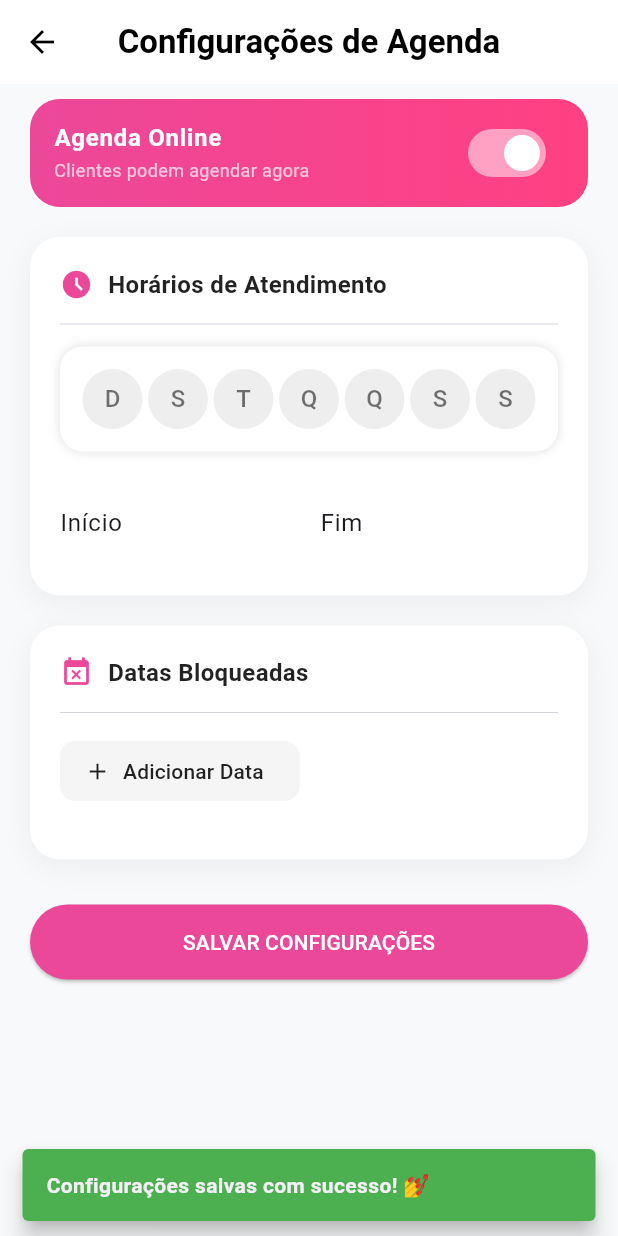
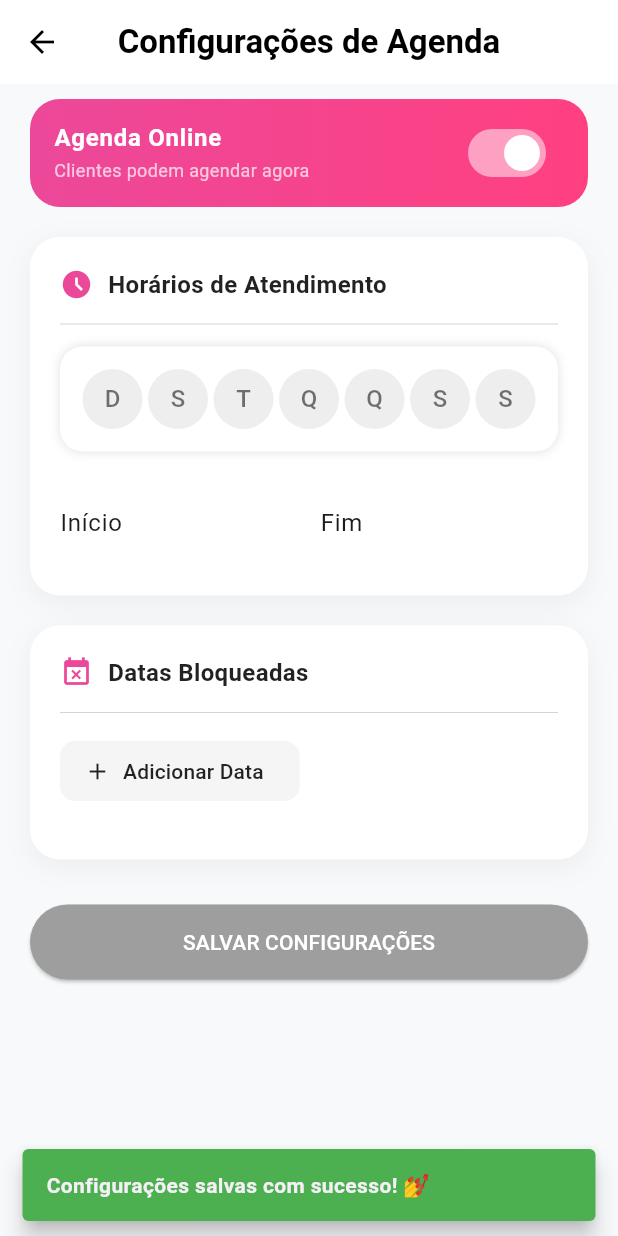
Before and after one commit to PAFONTINHAS/Projeto-Nail-Designer, a Flutter app: the ConfigPage screen opened directly, after a tap on "SALVAR CONFIGURAÇÕES", on a phone screen of 412 x 824 dp. Run offline on Flutter 3.47's test engine with Material 3 defaults, Android fonts, the phone set to English and light mode, and no system bars; our stand-ins replace cloud_firestore, cloud_functions, currency_text_input_formatter, device_info_plus, firebase_auth, firebase_core and 5 more; missing offline and left inert: firebase_app_check; accounts and stored records are empty; generated files the repository leaves out were written again.

Commit message:
página de agendamento criada e campos anexados ao controller

```diff
--- a/mobile/lib/core/dependency_injection/providers/agendamento_provider.dart
+++ b/mobile/lib/core/dependency_injection/providers/agendamento_provider.dart
@@ -6,6 +6,7 @@ import 'package:mobile/features/agendamento/domain/usecases/atualizar_status_use
 import 'package:mobile/features/agendamento/domain/usecases/get_agendamentos_from_month_usecase.dart';
 import 'package:mobile/features/agendamento/domain/usecases/listen_agendamentos_usecase.dart';
 import 'package:mobile/features/agendamento/presentation/controllers/agendamento_controller.dart';
+import 'package:mobile/features/agendamento/presentation/controllers/agendamento_fields_controller.dart';
 import  'package:provider/provider.dart';
 import 'package:provider/single_child_widget.dart';
 
@@ -21,7 +22,8 @@ class AgendamentoProvider {
   static final GetAgendamentosFromMonthUsecase getAgendamentosFromMonthUsecase = GetAgendamentosFromMonthUsecase(repository);
 
   static final List<SingleChildWidget> providers = [
-    ChangeNotifierProvider(create: (_) => AgendamentoController(listenAgendamentosUsecase, atualizarStatusUsecase, getAgendamentosFromMonthUsecase))
+    ChangeNotifierProvider(create: (_) => AgendamentoController(listenAgendamentosUsecase, atualizarStatusUsecase, getAgendamentosFromMonthUsecase)),
+    ChangeNotifierProvider(create: (_) => AgendamentoFieldsController())
   ];
 
 }
--- a/mobile/lib/features/agenda/presentation/controllers/agenda_controller.dart
+++ b/mobile/lib/features/agenda/presentation/controllers/agenda_controller.dart
@@ -14,6 +14,9 @@ class ConfiguracoesController extends ChangeNotifier{
 
   bool _isLoading = false;
   bool get isLoading => _isLoading;
+
+  Agenda? _agenda;
+  Agenda? get agenda => _agenda;
 
   String? _errorMessage;
   String? get errorMessage => _errorMessage;
@@ -33,6 +36,7 @@ class ConfiguracoesController extends ChangeNotifier{
   bool _agendaAtiva = true;
   bool get agendaAtiva => _agendaAtiva;
 
+  bool get haveAgendaChanged => verifyAgendaChanges();
 
   Future<void> fillAgenda() async{
     _selecionados = agenda?.diasTrabalho ?? [];
@@ -42,6 +46,37 @@ class ConfiguracoesController extends ChangeNotifier{
     _agendaAtiva = agenda?.agendaAtiva ?? _agendaAtiva;
 
     notifyListeners();
+  }
+
+  bool verifyAgendaChanges(){
+
+    if (agenda == null) return true;
+
+    if(_agendaAtiva != agenda!.agendaAtiva){
+      return true;
+    }
+
+    for(int i = 0; i < agenda!.diasTrabalho.length; i++){
+      if(_selecionados[i] != agenda!.diasTrabalho[i]){
+        return true;
+      }
+    }
+
+    if(_horarioInicio != agenda!.horarioInicio){
+      return true;
+    }
+
+    if(_horarioFim != agenda!.horarioFim){
+      return true;
+    }
+
+    for(int i = 0; i < agenda!.datasBloqueadas.length; i++){
+      if(_datasBloqueadas[i] != agenda!.datasBloqueadas[i]){
+        return true;
+      }
+    }
+
+    return false;
   }
 
   void orderDiasSelecionados(){
@@ -107,9 +142,6 @@ class ConfiguracoesController extends ChangeNotifier{
 
   }
 
-  Agenda? _agenda;
-  Agenda? get agenda => _agenda;
-
   Future<void> getAgenda() async{
 
     final fetchedAgenda = await _getAgendaUsecase.call();
@@ -123,7 +155,19 @@ class ConfiguracoesController extends ChangeNotifier{
 
   Future<Agenda> buildUpdatedAgenda() async{
 
-    return Agenda(diasTrabalho: _selecionados, horarioInicio: _horarioInicio, horarioFim: _horarioFim, datasBloqueadas: datasBloqueadas, agendaAtiva: agendaAtiva);
+    return Agenda(
+      diasTrabalho: _selecionados,
+      horarioInicio: _horarioInicio,
+      horarioFim: _horarioFim,
+      datasBloqueadas: datasBloqueadas,
+      agendaAtiva: agendaAtiva,
+    );
+  }
+
+  void locallyUpdateAgenda(Agenda updatedAgenda){
+
+    _agenda = updatedAgenda;
+    notifyListeners();
   }
 
   Future<void> updateAgenda(Agenda agenda, BuildContext context) async{
@@ -135,7 +179,7 @@ class ConfiguracoesController extends ChangeNotifier{
     try{
       await _updateAgendaUsecase.call(agenda);
 
-      _agenda = agenda;
+      locallyUpdateAgenda(agenda);
 
       if(context.mounted){
         _mostrarFeedback(context, "Configurações salvas com sucesso! 💅", Colors.green);
--- a/mobile/lib/features/agenda/presentation/pages/agenda_config_page.dart
+++ b/mobile/lib/features/agenda/presentation/pages/agenda_config_page.dart
@@ -78,16 +78,23 @@ Widget build(BuildContext context) {
 
           const SizedBox(height: 30),
 
-          SizedBox(
+          Selector<ConfiguracoesController, bool>(
+            selector: (_, controller)=> controller.haveAgendaChanged,
+            builder:(context, value, child) {
+
+             return SizedBox(
                 width: double.infinity,
                 child: ElevatedButton(
                   style: ElevatedButton.styleFrom(
-                backgroundColor: const Color(0xFFEC489A),
+                    backgroundColor: value ? const Color(0xFFEC489A) : Colors.grey,
                     padding: const EdgeInsets.symmetric(vertical: 15),
                   ),
-              onPressed: () async => await AgendaActionsHandler.handleUpdateAgenda(context),
+                  onPressed: () async => value ? await AgendaActionsHandler.handleUpdateAgenda(context) : {} ,
                   child: const Text("SALVAR CONFIGURAÇÕES", style: TextStyle(color: Colors.white)),
                 ),
+              );
+
+            },
           ),
 
           const SizedBox(height: 40),
--- a/mobile/lib/features/home/presentation/pages/home_page.dart
+++ b/mobile/lib/features/home/presentation/pages/home_page.dart
@@ -1,4 +1,5 @@
 import 'package:flutter/material.dart';
+import 'package:mobile/features/agendamento/presentation/pages/agendamento_page.dart';
 import 'package:provider/provider.dart';
 import 'package:mobile/features/servico/presentation/pages/servicos_page.dart';
 import 'package:mobile/features/home/presentation/widgets/empty_list_widget.dart';
@@ -21,9 +22,19 @@ class HomePage extends StatelessWidget {
 Widget build(BuildContext context) {
   final controller = context.watch<AgendamentoController>();
   final String dataVisualizada = "${controller.dataVisualizada.day.toString().padLeft(2, '0')}/${controller.dataVisualizada.month.toString().padLeft(2, '0')}";
+  return SafeArea(
+    top: false,
+    left: false,
+    right: false,
+    child: Scaffold(
 
-  return Scaffold(
     backgroundColor: const Color(0xFFF8F9FA),
+    floatingActionButton: FloatingActionButton.extended(
+      onPressed: () => Navigator.push(context, MaterialPageRoute(builder: (_) => const AgendamentoPage())),
+      backgroundColor: const Color(0xFFEC489A), // O pink do Studio
+      icon: const Icon(Icons.add_task, color: Colors.white),
+      label: const Text("Novo Agendamento", style: TextStyle(color: Colors.white)),
+    ),
     body: CustomScrollView( // Usando CustomScrollView para um efeito de scroll mais fluido
       slivers: [
         // 1. TÍTULO E HEADER PERSONALIZADO
@@ -96,11 +107,7 @@ Widget build(BuildContext context) {
                               agendamentoController: agendamentoController,
                             );
 
-                        if(newRelatorio != null){
-
-                          await relatorioController.addRelatorio(newRelatorio);
-
-                        }
+                        if(newRelatorio != null) await relatorioController.addRelatorio(newRelatorio);
 
                         if(!context.mounted) return;
                         Navigator.push(context, MaterialPageRoute(builder: (_) => const RelatoriosPage()));
@@ -136,6 +143,7 @@ Widget build(BuildContext context) {
                     ),
                   ),
                   const SizedBox(height: 30),
+
 
 
                 // 3. SELETOR DE DATA PARA AGENDAMENTOS
@@ -177,7 +185,14 @@ Widget build(BuildContext context) {
         ),
       ],
     ),
-  );
+  ),
+
+
+
+
+
+    );
+
 }
 
   Widget _buildMenuCard(BuildContext context, String title, IconData icon, Color color, VoidCallback? onTap, {bool isLocked = false}) {
--- a/mobile/lib/features/servico/presentation/controllers/servico_controller.dart
+++ b/mobile/lib/features/servico/presentation/controllers/servico_controller.dart
@@ -39,6 +39,11 @@ class ServicoController extends ChangeNotifier{
 
   Map<String, Servico> _servicos = {};
   Map<String, Servico> get servicos => _servicos;
+
+  List<Servico> get servicosList{
+
+    return _servicos.values.toList();
+  }
 
 
   Future<void> getServicos() async{
--- a/mobile/pubspec.yaml
+++ b/mobile/pubspec.yaml
@@ -49,6 +49,7 @@ dependencies:
   shared_preferences: ^2.5.4
   device_info_plus: ^12.3.0
   firebase_app_check: ^0.4.1+4
+  mask_text_input_formatter: ^2.9.0
 
 dev_dependencies:
   flutter_test:
```
Also changed, not shown: mobile/lib/features/agendamento/presentation/controllers/agendamento_fields_controller.dart (added, +90 -0 lines), mobile/lib/features/agendamento/presentation/pages/agendamento_page.dart (added, +314 -0 lines), mobile/lib/features/auth/presentation/pages/splash_screen.dart (+8 -2 lines), mobile/pubspec.lock, 1 other file. Lines whose indentation alone changed are shown as unchanged.
